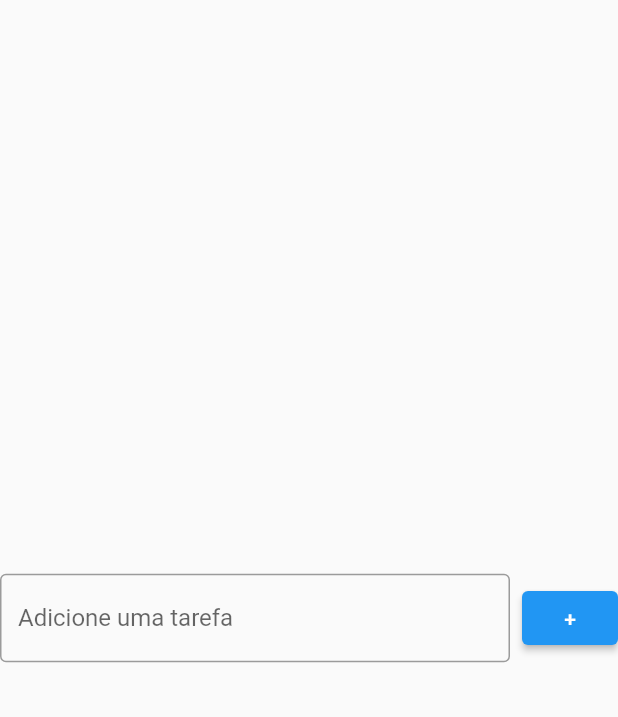
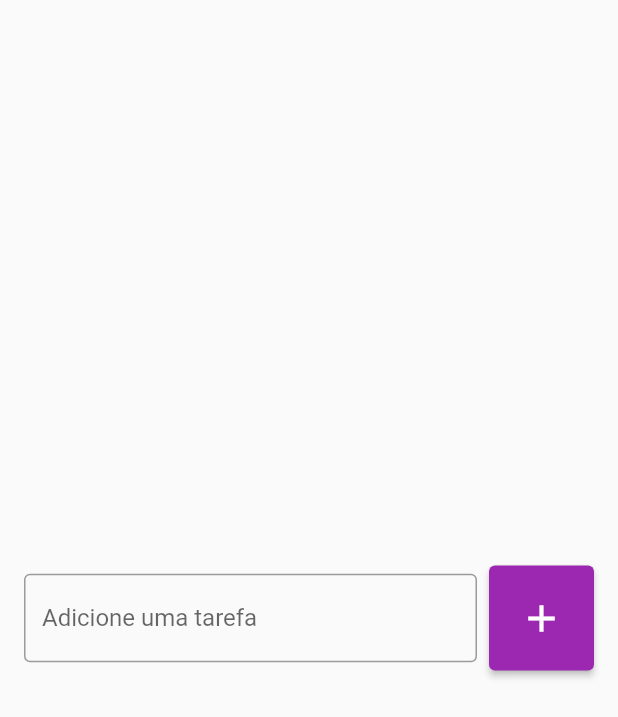
Before and after one commit to DaniloMAP/ToDoList, a Flutter app: the screen it shows after launch, on a phone screen of 412 x 824 dp. Shown: the top 717 px of the screen. Run offline on Flutter 3.47's test engine with Material 2 defaults, Android fonts, the phone set to English and light mode, and no system bars.

Commit message:
TextField e Button OK

```diff
--- a/lib/pages/todo_list_page.dart
+++ b/lib/pages/todo_list_page.dart
@@ -9,6 +9,8 @@ class TodoListPage extends StatelessWidget {
   Widget build(BuildContext context) {
     return Scaffold(
       body: Center(
+        child: Padding(
+          padding: const EdgeInsets.symmetric(horizontal: 16),
           child: Row(
             children: [
               Expanded(
@@ -23,9 +25,17 @@ class TodoListPage extends StatelessWidget {
               SizedBox(width: 8),
               ElevatedButton(
                 onPressed: () {},
-              child: Text('+'),
+                style: ElevatedButton.styleFrom(
+                  backgroundColor: Colors.purple,
+                  padding: EdgeInsets.all(20),
+                ),
+                child: Icon(
+                  Icons.add,
+                  size: 30,
+                ),
               ),
             ],
+          ),
         ),
       ),
     );
```
Lines whose indentation alone changed are shown as unchanged.
